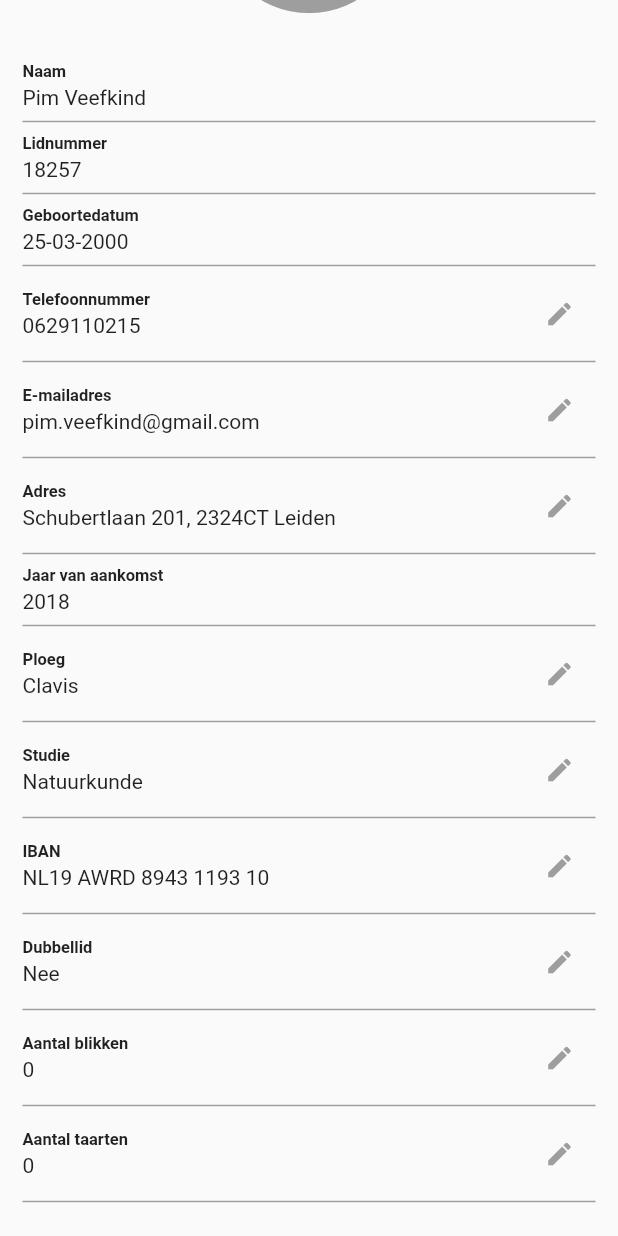
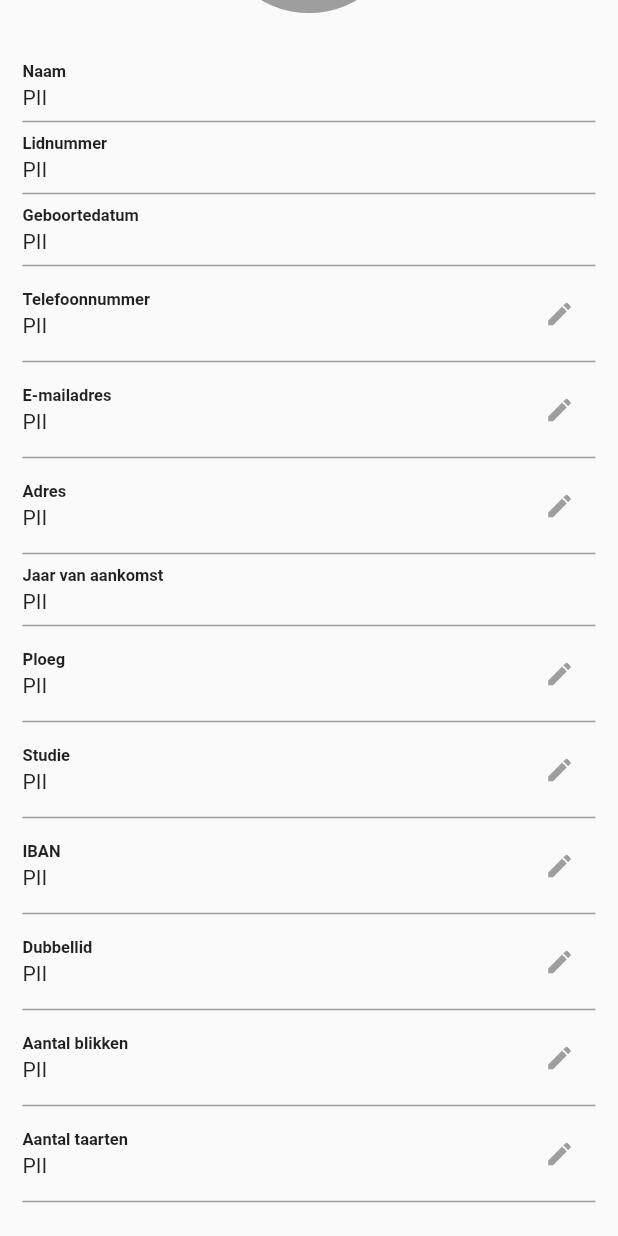
Before and after one commit to ksrvnjord/app.main, a Flutter app: the MeWidget widget shown alone on an empty page, opened directly with empty values, scrolled down 154 dp, on a phone screen of 412 x 824 dp. Run offline on Flutter 3.47's test engine with Material 2 defaults, Android fonts, the phone set to English and light mode, and no system bars; our stand-ins replace dio, flutter_secure_storage, graphql, hooks_riverpod; accounts and stored records are empty; network calls fail.

Commit message:
Remove typing and PII

```diff
--- a/lib/pages/me.dart
+++ b/lib/pages/me.dart
@@ -36,7 +36,7 @@ class MePage extends HookConsumerWidget {
 class MeWidget extends StatelessWidget {
   const MeWidget(this.user, {Key? key}) : super(key: key);
 
-  final Map<String, String> user;
+  final dynamic user;
 
   @override
   Widget build(BuildContext context) {
@@ -50,19 +50,19 @@ class MeWidget extends StatelessWidget {
         child: profile_picture(),
       ),
       const SizedBox(height: 20),
-      display_static_information('Naam', 'Pim Veefkind'),
-      display_static_information('Lidnummer', '18257'),
-      display_static_information('Geboortedatum', '25-03-2000'),
-      display_amendable_information('Telefoonnummer', '0629110215'),
-      display_amendable_information('E-mailadres', 'pim.veefkind@gmail.com'),
-      display_amendable_information('Adres', 'Schubertlaan 201, 2324CT Leiden'),
-      display_static_information('Jaar van aankomst', '2018'),
-      display_amendable_information('Ploeg', 'Clavis'),
-      display_amendable_information('Studie', 'Natuurkunde'),
-      display_amendable_information('IBAN', 'NL19 AWRD 8943 1193 10'),
-      display_amendable_information('Dubbellid', 'Nee'),
-      display_amendable_information('Aantal blikken', '0'),
-      display_amendable_information('Aantal taarten', '0'),
+      display_static_information('Naam', 'PII'),
+      display_static_information('Lidnummer', 'PII'),
+      display_static_information('Geboortedatum', 'PII'),
+      display_amendable_information('Telefoonnummer', 'PII'),
+      display_amendable_information('E-mailadres', 'PII'),
+      display_amendable_information('Adres', 'PII'),
+      display_static_information('Jaar van aankomst', 'PII'),
+      display_amendable_information('Ploeg', 'PII'),
+      display_amendable_information('Studie', 'PII'),
+      display_amendable_information('IBAN', 'PII'),
+      display_amendable_information('Dubbellid', 'PII'),
+      display_amendable_information('Aantal blikken', 'PII'),
+      display_amendable_information('Aantal taarten', 'PII'),
     ]);
   }
 }
```
